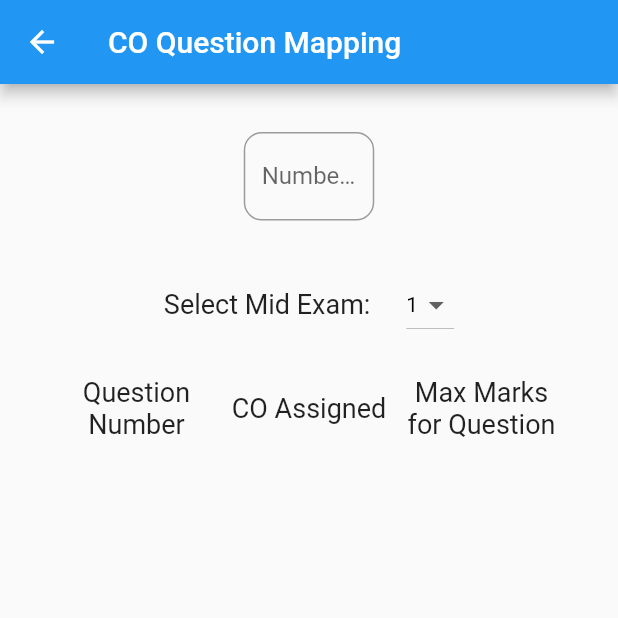
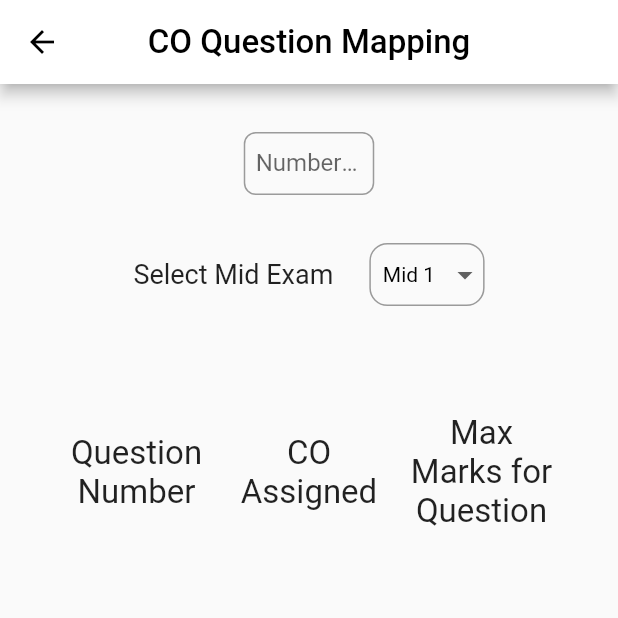
Before and after one commit to sampathbalivada/co-platform-flutter, a Flutter app: the COQuestionMapping screen opened by its route, on a phone screen of 412 x 824 dp, the top half of it. Run offline on Flutter 3.47's test engine with Material 2 defaults, Android fonts, the phone set to English and light mode, and no system bars; our stand-ins replace file_picker, supabase; accounts and stored records are empty.

Commit message:
Ui changes

```diff
--- a/lib/models/model.dart
+++ b/lib/models/model.dart
@@ -147,6 +147,7 @@ class COPlatform extends Model {
   // ==============
 
   Future<bool> getAvailableBranchCodes() async {
+    _branchCodes = [];
     var branchCodesResponse =
         await this._supabaseClient.rpc('get_stored_branch_codes').execute();
 
--- a/lib/pages/co_question_mapping.dart
+++ b/lib/pages/co_question_mapping.dart
@@ -1,3 +1,4 @@
+import 'package:co_attainment_platform/widgets/appbar.dart';
 import 'package:flutter/material.dart';
 
 import '../widgets/text_field.dart';
@@ -34,9 +35,7 @@ class _COQuestionMappingState extends State<COQuestionMapping> {
   @override
   Widget build(BuildContext context) {
     return Scaffold(
-      appBar: AppBar(
-        title: Text('CO Question Mapping'),
-      ),
+      appBar: buildCustomAppBar('CO Question Mapping'),
       body: Center(
         child: ListView(
           children: [
@@ -54,7 +53,12 @@ class _COQuestionMappingState extends State<COQuestionMapping> {
                       'Number of Questions',
                       'Enter the number of questions', onChanged: (value) {
                     setState(() {
-                      int numberOfQuestions = int.parse(value);
+                      int numberOfQuestions = 0;
+                      if (value == "") {
+                        numberOfQuestions = 0;
+                      } else {
+                        numberOfQuestions = int.parse(value);
+                      }
                       _numberOfQuestions =
                           numberOfQuestions >= 12 ? 12 : numberOfQuestions;
                     });
@@ -65,11 +69,20 @@ class _COQuestionMappingState extends State<COQuestionMapping> {
                   mainAxisAlignment: MainAxisAlignment.center,
                   children: [
                     Text(
-                      'Select Mid Exam:',
+                      'Select Mid Exam',
                       style: TextStyle(fontSize: 18),
                     ),
                     SizedBox(width: 24),
-                    DropdownButton<String>(
+                    Container(
+                      height: 42,
+                      decoration: BoxDecoration(
+                        border: Border.all(
+                          color: Color(0xFF9A9A9A),
+                        ),
+                        borderRadius: BorderRadius.circular(12),
+                      ),
+                      child: DropdownButtonHideUnderline(
+                        child: DropdownButton<String>(
                           value: _mid,
                           //elevation: 5,
                           style: TextStyle(color: Colors.black),
@@ -78,7 +91,11 @@ class _COQuestionMappingState extends State<COQuestionMapping> {
                               .map<DropdownMenuItem<String>>((String value) {
                             return DropdownMenuItem<String>(
                               value: value,
-                          child: Text(value),
+                              child: Padding(
+                                padding: const EdgeInsets.only(
+                                    left: 8.0, right: 8.0),
+                                child: Text("Mid " + value),
+                              ),
                             );
                           }).toList(),
                           onChanged: (String? value) {
@@ -87,9 +104,19 @@ class _COQuestionMappingState extends State<COQuestionMapping> {
                             });
                           },
                         ),
+                      ),
+                    ),
                   ],
                 ),
-                SizedBox(height: 24),
+                SizedBox(height: 40),
+                Padding(
+                  padding: const EdgeInsets.only(left: 250.0, right: 175),
+                  child: Divider(
+                    color: Color(0xFF9A9A9A),
+                    thickness: 1,
+                  ),
+                ),
+                SizedBox(height: 16),
                 Row(
                   mainAxisSize: MainAxisSize.min,
                   children: [
@@ -98,7 +125,7 @@ class _COQuestionMappingState extends State<COQuestionMapping> {
                       child: Text(
                         'Question Number',
                         textAlign: TextAlign.center,
-                        style: TextStyle(fontSize: 18),
+                        style: TextStyle(fontSize: 22),
                       ),
                     ),
                     SizedBox(width: 12),
@@ -107,7 +134,7 @@ class _COQuestionMappingState extends State<COQuestionMapping> {
                       child: Text(
                         'CO Assigned',
                         textAlign: TextAlign.center,
-                        style: TextStyle(fontSize: 18),
+                        style: TextStyle(fontSize: 22),
                       ),
                     ),
                     SizedBox(width: 12),
@@ -116,7 +143,7 @@ class _COQuestionMappingState extends State<COQuestionMapping> {
                       child: Text(
                         'Max Marks for Question',
                         textAlign: TextAlign.center,
-                        style: TextStyle(fontSize: 18),
+                        style: TextStyle(fontSize: 22),
                       ),
                     )
                   ],
@@ -135,13 +162,14 @@ class _COQuestionMappingState extends State<COQuestionMapping> {
                             child: Text(
                               'Question ${index + 1}',
                               textAlign: TextAlign.center,
+                              style: TextStyle(fontSize: 16),
                             ),
                           ),
                           SizedBox(width: 12),
                           DropdownButtonHideUnderline(
                             child: Container(
                               decoration: BoxDecoration(
-                                border: Border.all(color: Colors.black),
+                                border: Border.all(color: Color(0xFF9A9A9A)),
                                 borderRadius: BorderRadius.circular(12),
                               ),
                               width: MediaQuery.of(context).size.width * 0.25,
@@ -192,10 +220,13 @@ class _COQuestionMappingState extends State<COQuestionMapping> {
                     );
                   },
                 ),
+                SizedBox(
+                  height: 24,
+                ),
                 _numberOfQuestions == 0
                     ? Container()
                     : Container(
-                        width: MediaQuery.of(context).size.width * 0.15,
+                        width: MediaQuery.of(context).size.width * 0.25,
                         padding: EdgeInsets.all(8),
                         child: ElevatedButton(
                           onPressed: () {
--- a/lib/pages/home.dart
+++ b/lib/pages/home.dart
@@ -65,7 +65,7 @@ class _HomePageState extends State<HomePage> {
                                       alignment: Alignment.centerLeft,
                                     ),
                                     onPressed: () async {
-                                      bool result = true;
+                                      bool result = false;
 
                                       if (taskName == "Assign CO Threshold") {
                                         result = await widget.model
@@ -82,7 +82,6 @@ class _HomePageState extends State<HomePage> {
                                         result = await widget.model
                                             .getAvailableBranchCodes();
                                       }
-
                                       if (result) {
                                         Navigator.pushNamed(
                                           context,
--- a/lib/widgets/text_field.dart
+++ b/lib/widgets/text_field.dart
@@ -5,18 +5,22 @@ Widget buildCustomTextField(TextEditingController controller,
     {bool obscureText = false, Function(String)? onChanged}) {
   return Padding(
     padding: const EdgeInsets.all(8.0),
+    child: Container(
+      height: 42,
       child: TextField(
         controller: controller,
         keyboardType: inputType,
         obscureText: obscureText,
         decoration: InputDecoration(
+          contentPadding: EdgeInsets.only(left: 8, right: 8),
           labelText: label,
           hintText: "Enter " + label,
           border: OutlineInputBorder(
-          borderRadius: BorderRadius.circular(12),
+            borderRadius: BorderRadius.circular(8),
           ),
         ),
         onChanged: onChanged,
       ),
+    ),
   );
 }
```
Also changed, not shown: lib/pages/assign_co_threshold.dart (+21 -5 lines), lib/pages/check_statistics.dart (+10 -0 lines), lib/pages/select_course_for_statistics.dart (+24 -6 lines), lib/pages/select_mid_and_check_statistics.dart (+59 -33 lines), lib/pages/show_statistics.dart (+23 -16 lines), lib/pages/update_co_threshold.dart (+6 -9 lines). Lines whose indentation alone changed are shown as unchanged.
